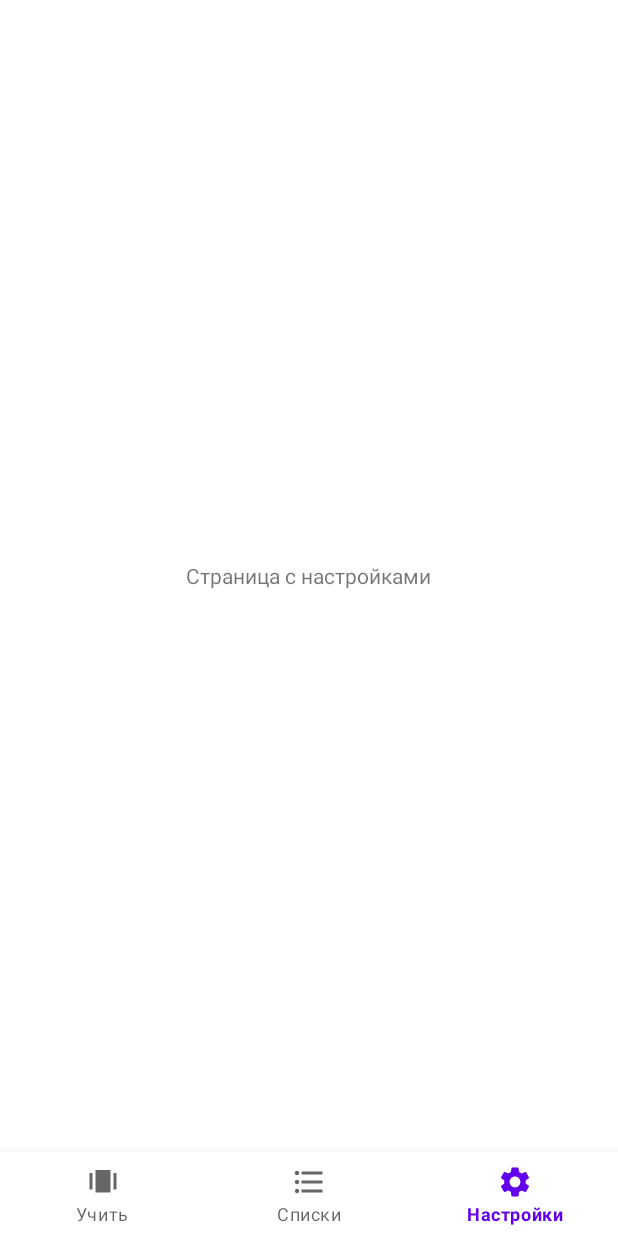
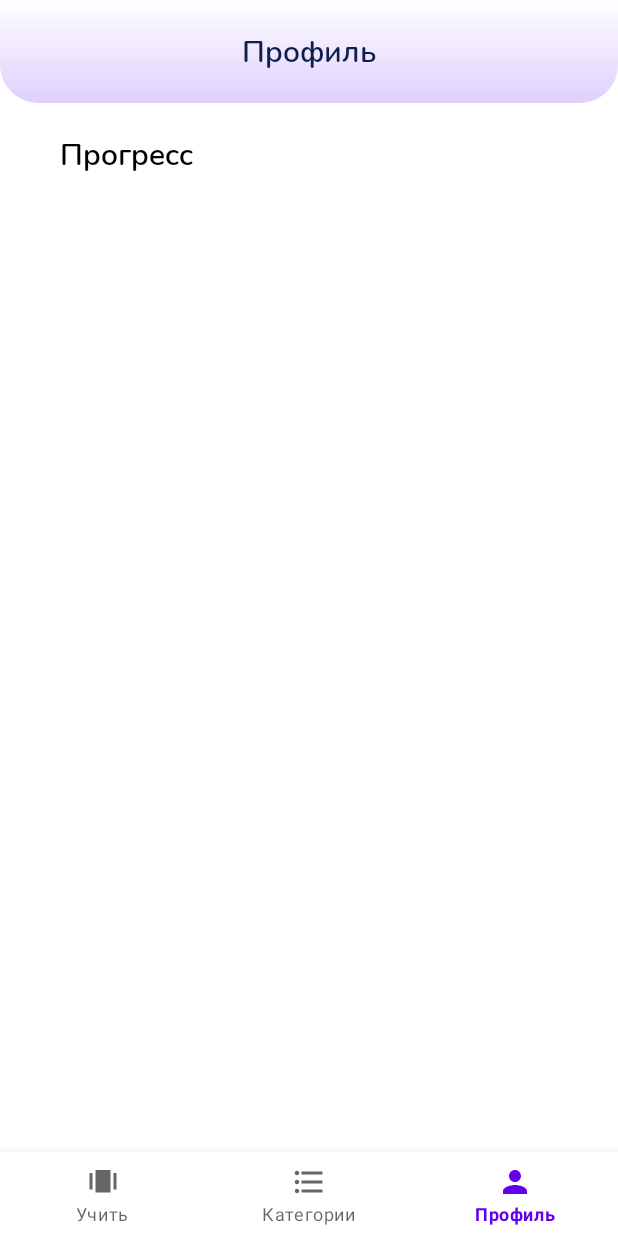
Before and after one commit to JKarleone/word-learning-app, an Android app: the SettingsFragment screen opened through its navigation route, on a phone screen of 412 x 824 dp. Run offline under Robolectric (Android 15) with nearby library versions, the phone set to English and light mode, and no system bars; our stand-ins replace navigation-ui; libraries missing offline, so code that uses them is left out: com.yuyakaido.android; 6 statements that could not run were skipped.

Commit message:
Update profile layout

```diff
--- a/app/src/main/java/com/example/word_learning_app/fragments/SettingsFragment.kt
+++ b/app/src/main/java/com/example/word_learning_app/fragments/SettingsFragment.kt
@@ -7,27 +7,9 @@ import android.view.View
 import android.view.ViewGroup
 import com.example.word_learning_app.R
 
-// TODO: Rename parameter arguments, choose names that match
-// the fragment initialization parameters, e.g. ARG_ITEM_NUMBER
-private const val ARG_PARAM1 = "param1"
-private const val ARG_PARAM2 = "param2"
-
-/**
- * A simple [Fragment] subclass.
- * Use the [SettingsFragment.newInstance] factory method to
- * create an instance of this fragment.
- */
 class SettingsFragment : Fragment() {
-    // TODO: Rename and change types of parameters
-    private var param1: String? = null
-    private var param2: String? = null
-
     override fun onCreate(savedInstanceState: Bundle?) {
         super.onCreate(savedInstanceState)
-        arguments?.let {
-            param1 = it.getString(ARG_PARAM1)
-            param2 = it.getString(ARG_PARAM2)
-        }
     }
 
     override fun onCreateView(
@@ -37,24 +19,4 @@ class SettingsFragment : Fragment() {
         // Inflate the layout for this fragment
         return inflater.inflate(R.layout.fragment_settings, container, false)
     }
-
-    companion object {
-        /**
-         * Use this factory method to create a new instance of
-         * this fragment using the provided parameters.
-         *
-         * @param param1 Parameter 1.
-         * @param param2 Parameter 2.
-         * @return A new instance of fragment SettingsFragment.
-         */
-        // TODO: Rename and change types and number of parameters
-        @JvmStatic
-        fun newInstance(param1: String, param2: String) =
-            SettingsFragment().apply {
-                arguments = Bundle().apply {
-                    putString(ARG_PARAM1, param1)
-                    putString(ARG_PARAM2, param2)
-                }
-            }
-    }
 }
--- /dev/null
+++ b/app/src/main/res/drawable/ic_profile.xml
@@ -0,0 +1,5 @@
+<vector android:height="24dp" android:tint="#FFFFFF"
+    android:viewportHeight="24" android:viewportWidth="24"
+    android:width="24dp" xmlns:android="http://schemas.android.com/apk/res/android">
+    <path android:fillColor="@android:color/white" android:pathData="M12,12c2.21,0 4,-1.79 4,-4s-1.79,-4 -4,-4 -4,1.79 -4,4 1.79,4 4,4zM12,14c-2.67,0 -8,1.34 -8,4v2h16v-2c0,-2.66 -5.33,-4 -8,-4z"/>
+</vector>
--- /dev/null
+++ b/app/src/main/res/drawable/profile_background.xml
@@ -0,0 +1,11 @@
+<?xml version="1.0" encoding="utf-8"?>
+<shape xmlns:android="http://schemas.android.com/apk/res/android"
+    android:shape="rectangle">
+    <corners    android:bottomLeftRadius="25dp"
+                android:bottomRightRadius="25dp"/>
+
+    <gradient   android:type="linear"
+                android:startColor="#ffffff"
+                android:endColor="#dfcffe"
+                android:angle="270"/>
+</shape>
--- a/app/src/main/res/layout/fragment_settings.xml
+++ b/app/src/main/res/layout/fragment_settings.xml
@@ -5,16 +5,49 @@
     android:layout_height="match_parent"
     tools:context=".fragments.SettingsFragment">
 
-    <RelativeLayout
+    <LinearLayout
         android:layout_width="match_parent"
-        android:layout_height="match_parent">
+        android:layout_height="match_parent"
+        android:orientation="vertical">
 
-        <TextView
-            android:layout_width="wrap_content"
+        <LinearLayout
+            android:layout_width="match_parent"
             android:layout_height="wrap_content"
-            android:layout_centerInParent="true"
-            android:text="Страница с настройками" />
+            android:gravity="center"
+            android:paddingVertical="20dp"
+            android:background="@drawable/profile_background">
 
-    </RelativeLayout>
+            <TextView
+                android:layout_width="wrap_content"
+                android:layout_height="wrap_content"
+                android:text="@string/profile"
+                android:textSize="20sp"
+                android:textColor="#0E1F4D"
+                android:fontFamily="@font/nunito_semibold"/>
+
+        </LinearLayout>
+
+        <LinearLayout
+            android:layout_width="match_parent"
+            android:layout_height="wrap_content"
+            android:orientation="vertical"
+            android:paddingVertical="20dp"
+            android:paddingHorizontal="40dp">
+
+            <TextView
+                android:layout_width="wrap_content"
+                android:layout_height="wrap_content"
+                android:text="@string/progress"
+                android:textSize="20sp"
+                android:textColor="#010101"
+                android:fontFamily="@font/nunito_semibold"/>
+
+            <androidx.recyclerview.widget.RecyclerView
+                android:layout_width="match_parent"
+                android:layout_height="wrap_content" />
+
+        </LinearLayout>
+
+    </LinearLayout>
 
 </FrameLayout>
--- a/app/src/main/res/menu/nav_menu.xml
+++ b/app/src/main/res/menu/nav_menu.xml
@@ -9,12 +9,12 @@
     <item
         android:id="@+id/listsFragment"
         android:icon="@drawable/ic_lists"
-        android:title="Списки"/>
+        android:title="Категории"/>
 
 
     <item
         android:id="@+id/settingsFragment"
-        android:icon="@drawable/ic_settings"
-        android:title="Настройки"/>
+        android:icon="@drawable/ic_profile"
+        android:title="Профиль"/>
 
 </menu>
--- a/app/src/main/res/values/strings.xml
+++ b/app/src/main/res/values/strings.xml
@@ -5,4 +5,6 @@
     <string name="word_category_name">Название категории</string>
     <string name="add_new_word_category">Добавить категорию</string>
     <string name="list_name">Название списка</string>
+    <string name="profile">Профиль</string>
+    <string name="progress">Прогресс</string>
 </resources>
```
